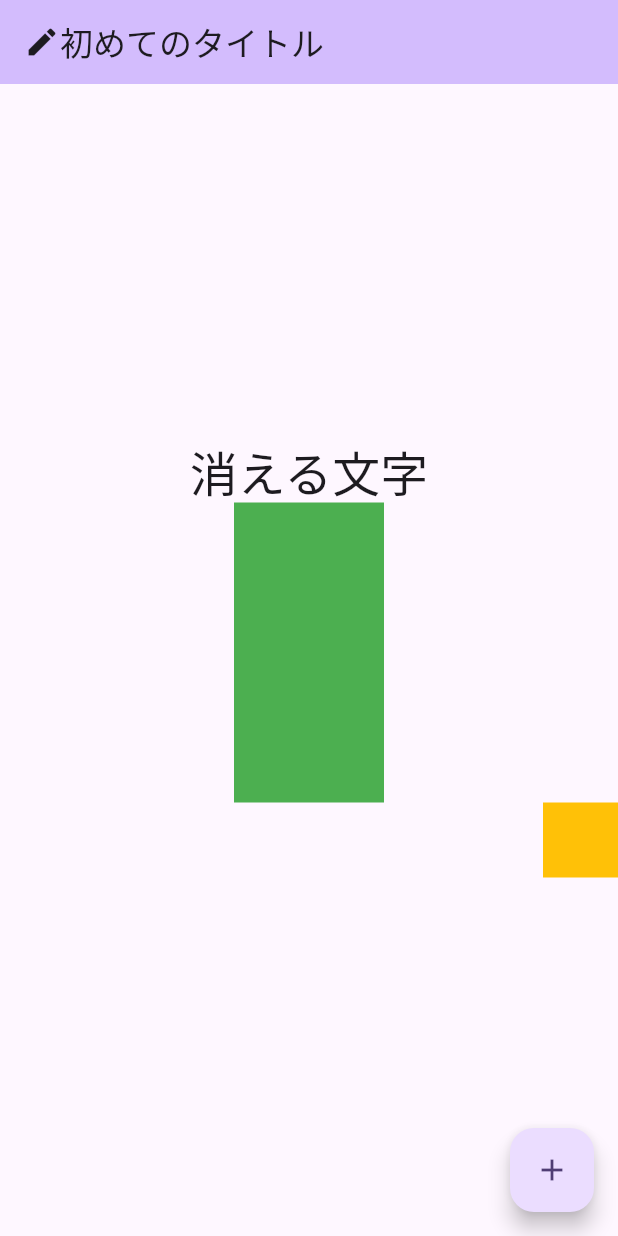
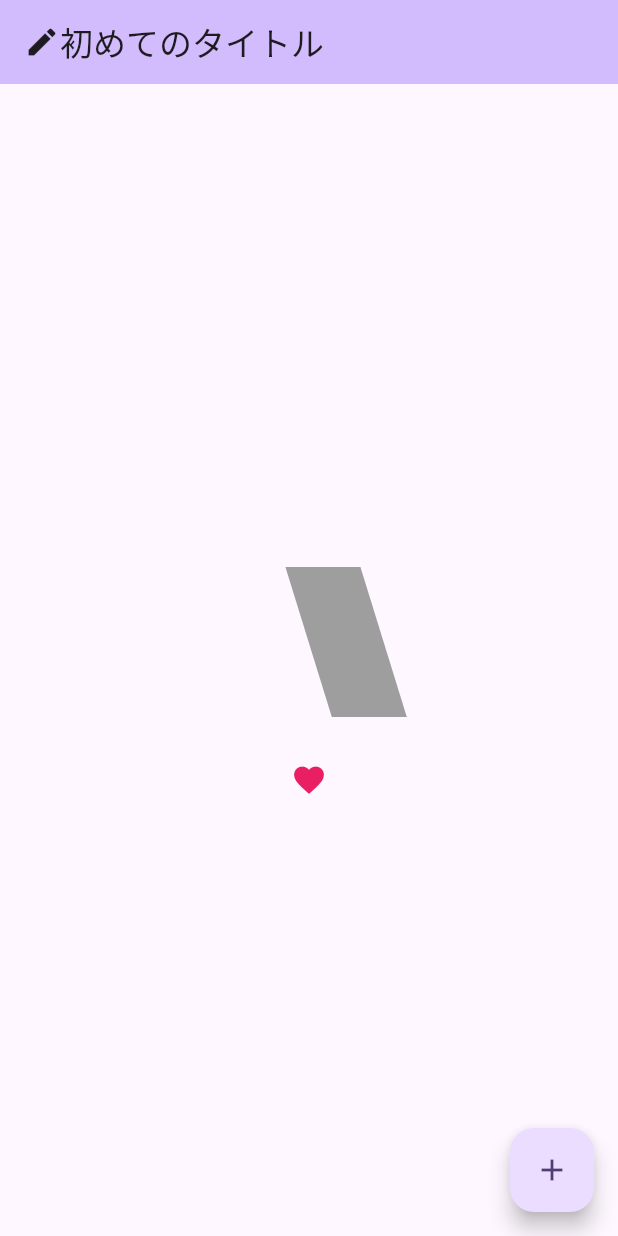
Before and after one commit to koyasaeki/hello_flutter, a Flutter app: the screen it shows after launch, on a phone screen of 412 x 824 dp. Run offline on Flutter 3.47's test engine with Material 3 defaults, Android fonts, the phone set to English and light mode, and no system bars.

Commit message:
update: AnimatedContainer と AnimatedSwitcher を使ってみる

```diff
--- a/lib/main.dart
+++ b/lib/main.dart
@@ -55,36 +55,23 @@ class _MyHomePageState extends State<MyHomePage> {
         child: Column(
           mainAxisAlignment: MainAxisAlignment.center,
           children: <Widget>[
-            AnimatedOpacity(
-              opacity: _flag ? 0.1 : 1.0,
+            AnimatedContainer(
               duration: const Duration(seconds: 3),
-              child: Text(
-                '消える文字',
-                style: Theme.of(context).textTheme.headlineLarge,
-              ),
+              width: _flag ? 100 : 50,
+              height: _flag ? 50 : 100,
+              padding:
+                  _flag ? const EdgeInsets.all(0) : const EdgeInsets.all(30),
+              margin:
+                  _flag ? const EdgeInsets.all(0) : const EdgeInsets.all(30),
+              transform: _flag ? Matrix4.skewX(0.0) : Matrix4.skewX(0.3),
+              color: _flag ? Colors.blue : Colors.grey,
             ),
-            // 一部のエミュレータでは縮小が動作しない
-            AnimatedSize(
-              duration: const Duration(seconds: 1),
-              child: SizedBox(
-                width: _flag ? 50 : 100,
-                height: _flag ? 50 : 200,
-                child: Container(
-                  color: Colors.green,
-                ),
-              ),
+            AnimatedSwitcher(
+              duration: const Duration(seconds: 3),
+              child: _flag
+                  ? const Text('なにもない')
+                  : const Icon(Icons.favorite, color: Colors.pink),
             ),
-            AnimatedAlign(
-              alignment: _flag ? Alignment.topLeft : Alignment.bottomRight,
-              duration: const Duration(seconds: 5),
-              child: SizedBox(
-                height: 50,
-                width: 50,
-                child: Container(
-                  color: Colors.amber,
-                ),
-              ),
-            )
           ],
         ),
       ),
```
